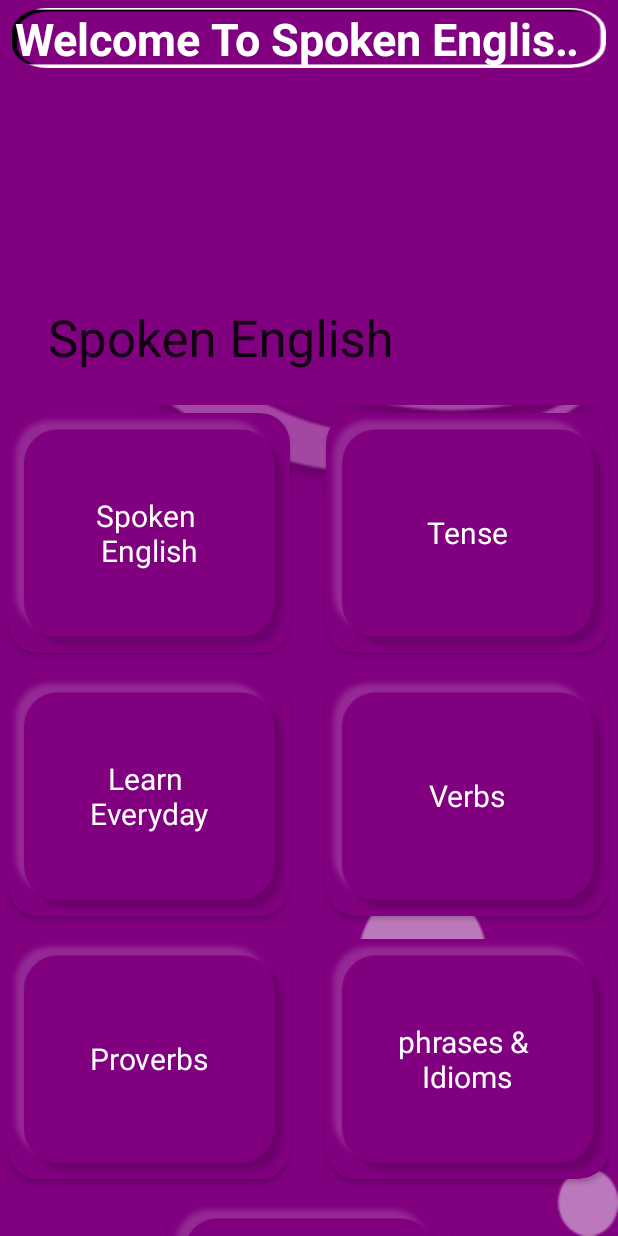
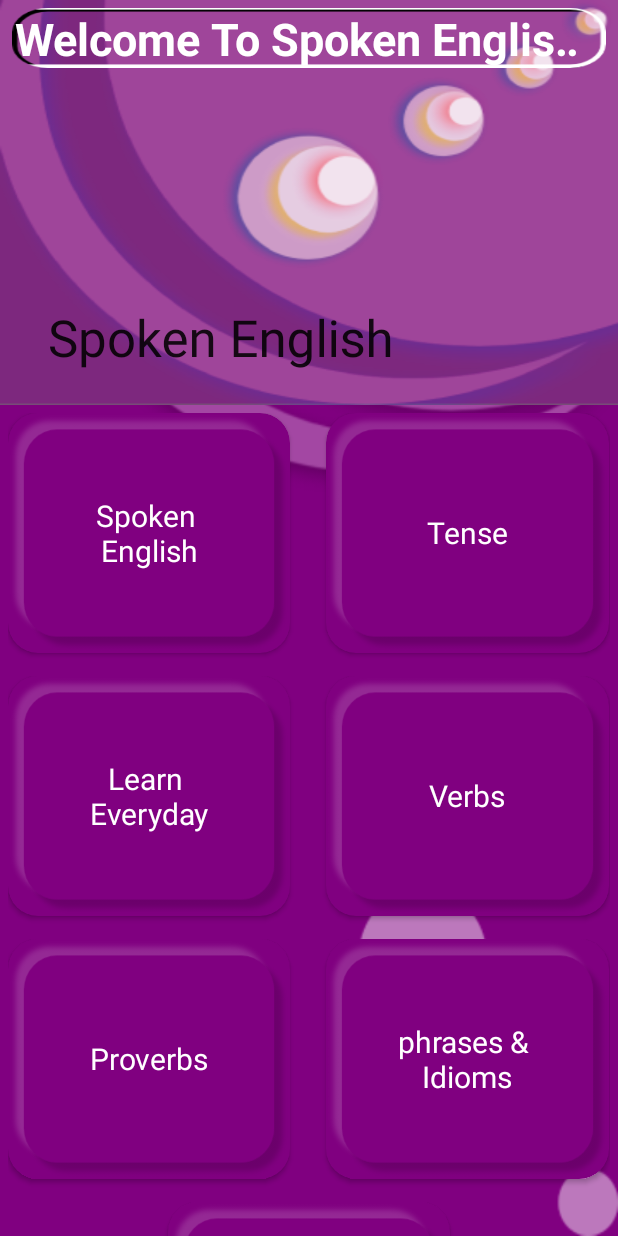
Before and after one commit to engrrasel/spoken-english, an Android app: the layout activity_main.xml on its own in the app's theme, with its tools: preview values and no code run, on a phone screen of 412 x 824 dp. Run offline under Robolectric (Android 15) with nearby library versions, the phone set to English and light mode, and no system bars.

Commit message:
collapsing image added

```diff
--- a/app/src/main/res/layout/activity_main.xml
+++ b/app/src/main/res/layout/activity_main.xml
@@ -34,7 +34,7 @@
                 android:layout_width="match_parent"
                 android:layout_height="270dp"
                 android:scaleType="centerCrop"
-                android:background="@color/purple"
+                android:background="@drawable/collapsing_toolbar"
                 />
             <ImageView
                 android:layout_width="match_parent"
```
Also changed, not shown: app/src/main/res/drawable/collapsing_image.png (deleted), app/src/main/res/drawable/collapsing_toolbar.png (added).
